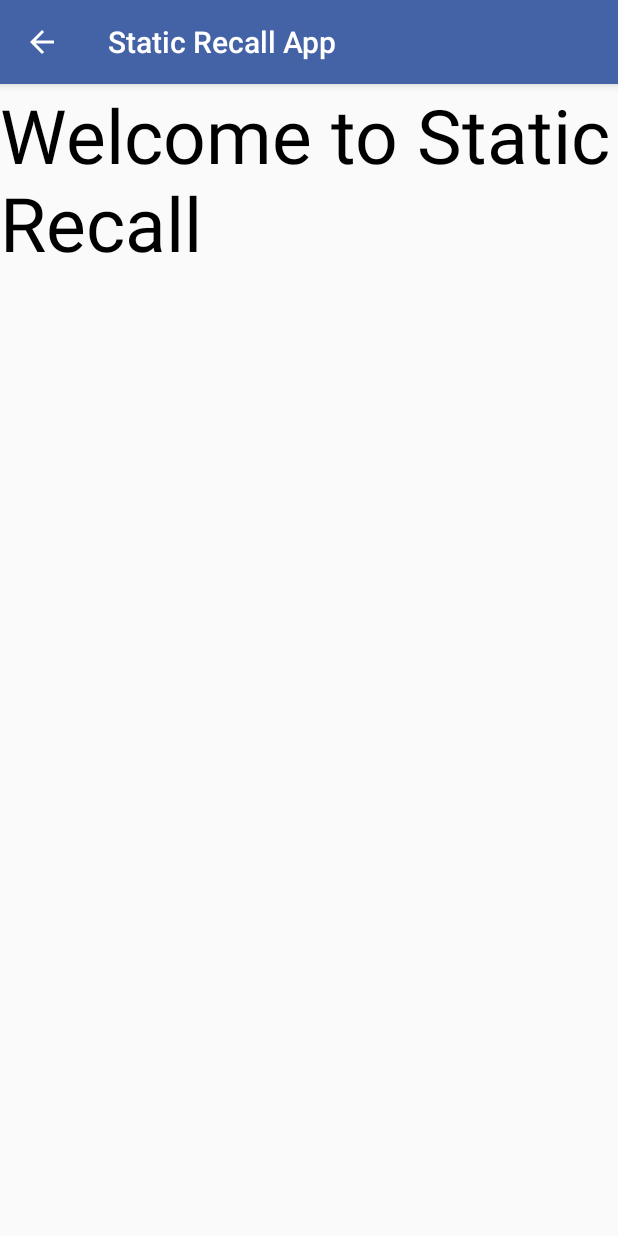
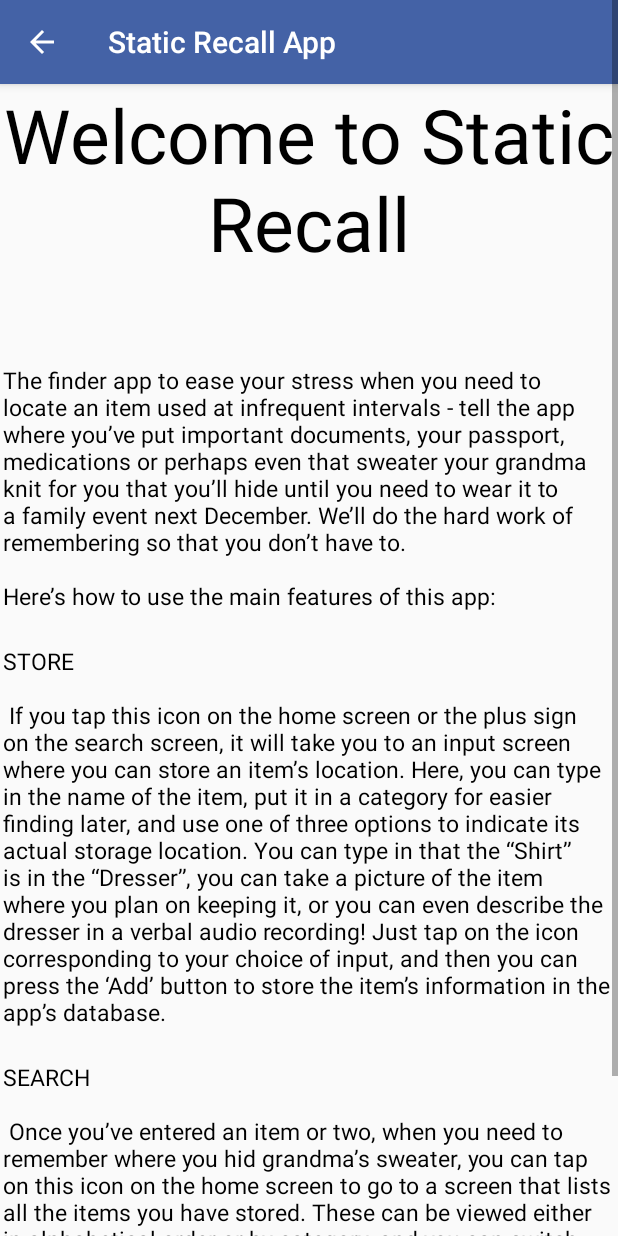
Before and after one commit to MegaJ/static_recall, an Android app: the AboutScreenActivity screen opened directly, with no data from a screen before it, on a phone screen of 412 x 824 dp. Run offline under Robolectric (Android 15) with nearby library versions, the phone set to English and light mode, and no system bars; Roboto replaces fonts that are not available here.

Commit message:
Added text to About Screen

```diff
--- a/app/src/main/res/layout/activity_about_screen.xml
+++ b/app/src/main/res/layout/activity_about_screen.xml
@@ -12,14 +12,50 @@
         tools:context="yiwejeje.staticrecallapp.Activity.AboutScreenActivity">
 
         <TextView
+            android:id="@+id/welcome_title"
             android:layout_width="match_parent"
             android:layout_height="match_parent"
+            android:textAlignment="center"
             android:text="@string/welcome_message"
             android:textSize="50sp"
             android:textColor="@android:color/black"
             android:layout_below="@+id/view"
             android:layout_alignParentLeft="true"
-            android:layout_alignParentStart="true" />
+            android:layout_alignParentStart="true"
+            />
+
+        <TextView
+            android:id="@+id/welcome_intro"
+            android:layout_width="match_parent"
+            android:layout_height="wrap_content"
+            android:layout_margin="2dp"
+            android:text="@string/welcome_about_info"
+            android:textSize="15sp"
+            android:textColor="@android:color/black"
+            android:layout_below="@id/welcome_title"
+            />
+
+        <TextView
+            android:id="@+id/about_store_text"
+            android:layout_width="match_parent"
+            android:layout_height="wrap_content"
+            android:layout_margin="2dp"
+            android:text="@string/about_store_function"
+            android:textSize="15sp"
+            android:textColor="@android:color/black"
+            android:layout_below="@id/welcome_intro"
+            />
+
+        <TextView
+            android:id="@+id/about_search_text"
+            android:layout_width="match_parent"
+            android:layout_height="wrap_content"
+            android:layout_margin="2dp"
+            android:text="@string/about_search_function"
+            android:textSize="15sp"
+            android:textColor="@android:color/black"
+            android:layout_below="@id/about_store_text"
+            />
 
         <android.support.design.widget.AppBarLayout
             android:layout_width="match_parent"
--- a/app/src/main/res/values/strings.xml
+++ b/app/src/main/res/values/strings.xml
@@ -35,5 +35,31 @@
     <string name="title_activity_about_screen">AboutScreenActivity</string>
     <string name="action_settings">Settings</string>
     <string name="section_format">Hello World from section: %1$d</string>
-    <string name="welcome_message">Welcome to Static Recall</string>
+    <string name="welcome_message">Welcome to Static Recall\n</string>
+
+    <string name="welcome_about_info">The finder app to ease your stress when you need to locate an
+        item used at infrequent intervals - tell the app where you’ve put important documents, your
+        passport, medications or perhaps even that sweater your grandma knit for you that you’ll
+        hide until you need to wear it to a family event next December. We’ll do the hard work of
+        remembering so that you don’t have to.\n
+        \nHere’s how to use the main features of this app:\n</string>
+
+    <string name="about_store_function">STORE\n\n
+        If you tap this icon on the home screen or the plus sign on the search screen, it will take
+        you to an input screen where you can store an item’s location. Here, you can type in the
+        name of the item, put it in a category for easier finding later, and use one of three
+        options to indicate its actual storage location. You can type in that the “Shirt” is in the
+        “Dresser”, you can take a picture of the item where you plan on keeping it, or you can even
+        describe the dresser in a verbal audio recording! Just tap on the icon corresponding to your
+        choice of input, and then you can press the ‘Add’ button to store the item’s information in
+        the app’s database.\n</string>
+
+    <string name="about_search_function">SEARCH\n\n
+        Once you’ve entered an item or two, when you need to remember where you hid
+        grandma’s sweater, you can tap on this icon on the home screen to go to a screen that lists
+        all the items you have stored. These can be viewed either in alphabetical order or by
+        category, and you can switch between these views by tapping the three dots on the right side
+        of the toolbar at the top of the screen. If you’re in a rush, you can also type an item’s
+        name directly into the search field in the middle of the toolbar, and it should show up in
+        the list view.\n </string>
 </resources>
```
